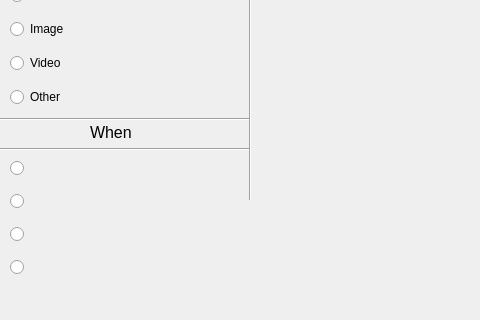
This is src/restore.ui in GeovaneJefferson/timemachine as Qt 5 draws it before an edit; both pictures show x 0 to 480 and y 391 to 711 of the 880 by 711 pixel window. The edited form follows.
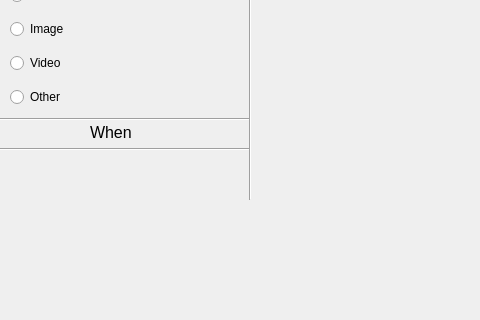
This is the edited form.

The edit to the form file:
```diff
--- a/src/restore.ui
+++ b/src/restore.ui
@@ -236,46 +236,6 @@
      <enum>Qt::Vertical</enum>
     </property>
    </widget>
-   <widget class="QWidget" name="layoutWidget_2">
-    <property name="geometry">
-     <rect>
-      <x>10</x>
-      <y>540</y>
-      <width>221</width>
-      <height>141</height>
-     </rect>
-    </property>
-    <layout class="QVBoxLayout" name="verticalLayout_3">
-     <item>
-      <widget class="QRadioButton" name="when_1">
-       <property name="text">
-        <string/>
-       </property>
-      </widget>
-     </item>
-     <item>
-      <widget class="QRadioButton" name="when_2">
-       <property name="text">
-        <string/>
-       </property>
-      </widget>
-     </item>
-     <item>
-      <widget class="QRadioButton" name="when_3">
-       <property name="text">
-        <string/>
-       </property>
-      </widget>
-     </item>
-     <item>
-      <widget class="QRadioButton" name="when_4">
-       <property name="text">
-        <string/>
-       </property>
-      </widget>
-     </item>
-    </layout>
-   </widget>
    <widget class="Line" name="line_5">
     <property name="geometry">
      <rect>
```
Left out of the diff: 1 changed line with no effect on the pictures.
